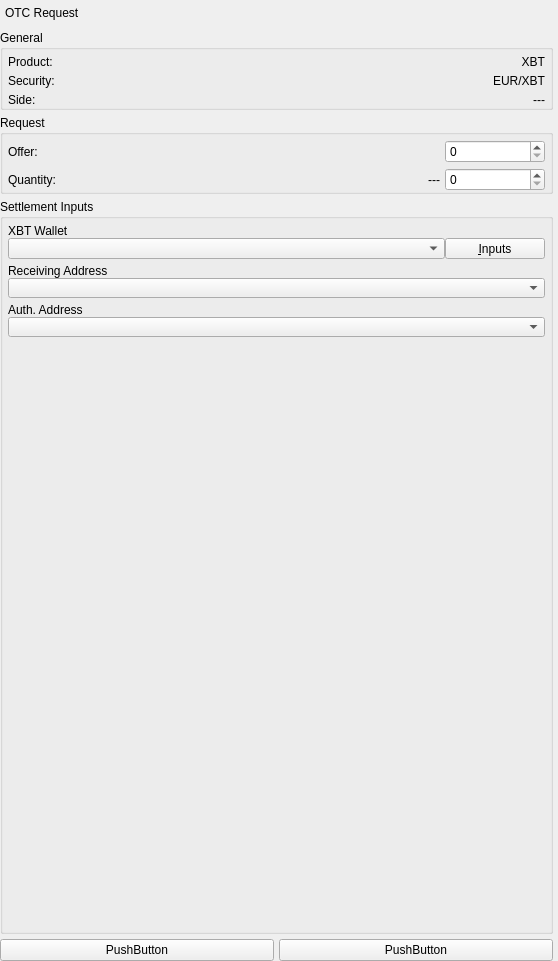
BlockSettle/terminal, file BlockSettleUILib/OTCNegotiationCommonWidget.ui: the form before one commit.
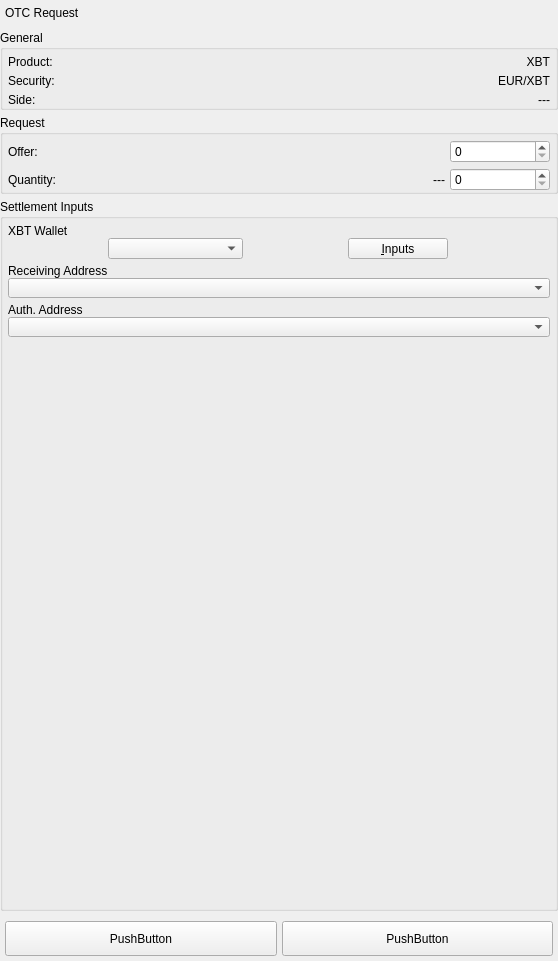
The form after the commit.

Patch:
```diff
--- a/BlockSettleUILib/OTCNegotiationCommonWidget.ui
+++ b/BlockSettleUILib/OTCNegotiationCommonWidget.ui
@@ -24,7 +24,7 @@
     <number>0</number>
    </property>
    <property name="rightMargin">
-    <number>5</number>
+    <number>0</number>
    </property>
    <property name="bottomMargin">
     <number>0</number>
@@ -288,6 +288,9 @@
         </item>
         <item>
          <layout class="QHBoxLayout" name="horizontalLayout_5">
+          <property name="spacing">
+           <number>5</number>
+          </property>
           <item>
            <widget class="QComboBox" name="comboBoxXBTWallets">
             <property name="sizePolicy">
@@ -304,7 +307,7 @@
             </property>
             <property name="maximumSize">
              <size>
-              <width>16777215</width>
+              <width>135</width>
               <height>21</height>
              </size>
             </property>
@@ -423,24 +426,42 @@
    </item>
    <item>
     <widget class="QWidget" name="widgetButtons" native="true">
-     <layout class="QHBoxLayout" name="horizontalLayout">
+     <property name="minimumSize">
+      <size>
+       <width>0</width>
+       <height>0</height>
+      </size>
+     </property>
+     <property name="buttonBar" stdset="0">
+      <bool>true</bool>
+     </property>
+     <layout class="QHBoxLayout" name="horizontalLayout_4">
       <property name="spacing">
        <number>5</number>
       </property>
       <property name="leftMargin">
-       <number>0</number>
+       <number>5</number>
       </property>
       <property name="topMargin">
-       <number>0</number>
+       <number>5</number>
       </property>
       <property name="rightMargin">
-       <number>0</number>
+       <number>5</number>
       </property>
       <property name="bottomMargin">
-       <number>0</number>
+       <number>5</number>
       </property>
       <item>
        <widget class="QPushButton" name="pushButtonCancel">
+        <property name="minimumSize">
+         <size>
+          <width>0</width>
+          <height>35</height>
+         </size>
+        </property>
+        <property name="styleSheet">
+         <string notr="true"/>
+        </property>
         <property name="text">
          <string>PushButton</string>
         </property>
@@ -448,6 +469,15 @@
       </item>
       <item>
        <widget class="QPushButton" name="pushButtonAccept">
+        <property name="minimumSize">
+         <size>
+          <width>0</width>
+          <height>35</height>
+         </size>
+        </property>
+        <property name="styleSheet">
+         <string notr="true"/>
+        </property>
         <property name="text">
          <string>PushButton</string>
         </property>
```
Left out of the diff: 2 changed lines with no effect on the pictures.
